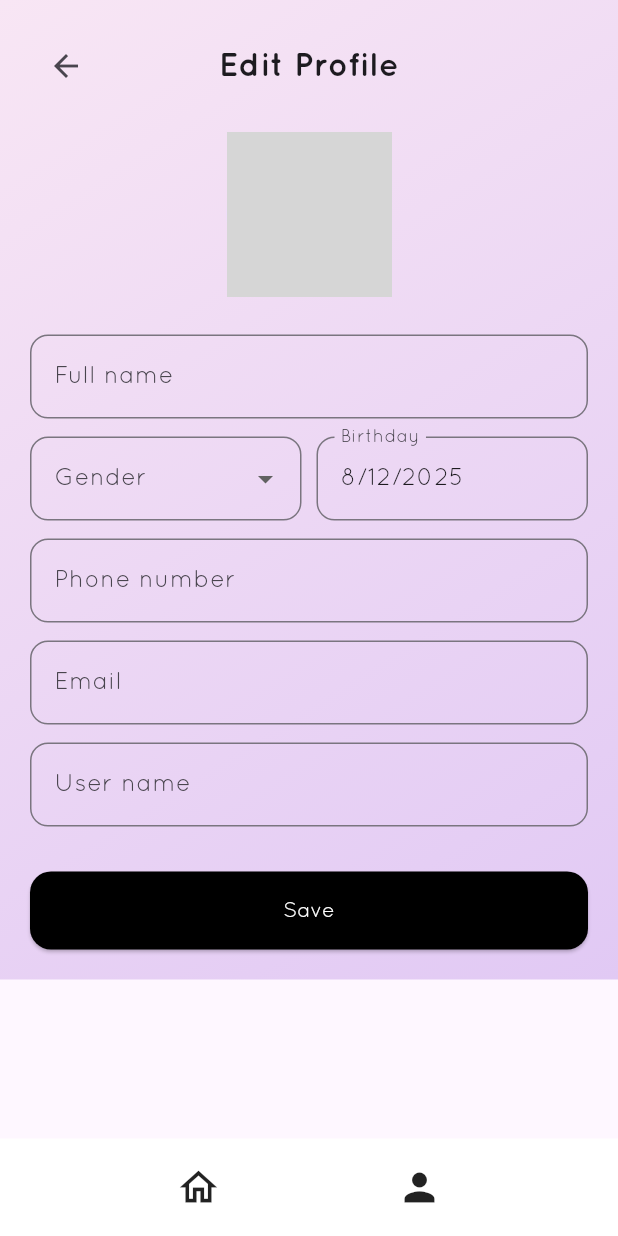
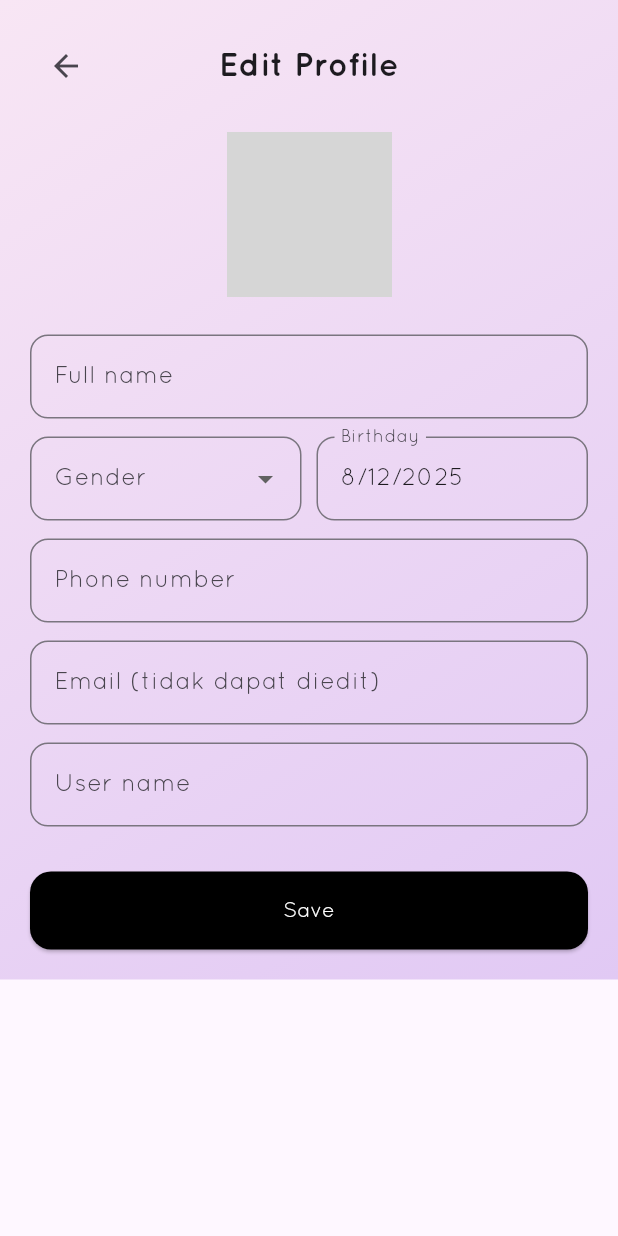
Before and after one commit to zawcompany/MOOD_TRACKER, a Flutter app: the ProfilePage screen opened by its route, after a tap on "Edit Profile", on a phone screen of 412 x 824 dp. Run offline on Flutter 3.47's test engine with Material 3 defaults, Android fonts, the phone set to English and light mode, and no system bars; our stand-ins replace cloud_firestore, firebase_auth, firebase_core; accounts and stored records are empty; grey boxes are pictures that could not be loaded.

Commit message:
perbaiki profile page

```diff
--- a/lib/page/edit_profile_page.dart
+++ b/lib/page/edit_profile_page.dart
@@ -18,6 +18,7 @@ class _EditProfilePageState extends State<EditProfilePage> {
   final TextEditingController _phoneController = TextEditingController();
   final TextEditingController _emailController = TextEditingController();
   final TextEditingController _usernameController = TextEditingController();
+  final TextEditingController _birthdayController = TextEditingController();
 
   String _gender = "Male";
   DateTime? _selectedDate;
@@ -36,13 +37,15 @@ class _EditProfilePageState extends State<EditProfilePage> {
     _phoneController.dispose();
     _emailController.dispose();
     _usernameController.dispose();
+    _birthdayController.dispose();
     super.dispose();
   }
 
   Future<void> _loadUserProfile() async {
     final user = FirebaseAuth.instance.currentUser;
+
     if (user == null) {
-      setState(() => _isProfileLoading = false);
+      if (mounted) setState(() => _isProfileLoading = false);
       return;
     }
 
@@ -51,43 +54,39 @@ class _EditProfilePageState extends State<EditProfilePage> {
 
     try {
       final doc = await _firestore.collection('users').doc(user.uid).get();
-      if (doc.exists) {
-        final data = doc.data();
-        if (data != null) {
-          _phoneController.text = data['phone'] ?? '';
-          _gender = data['gender'] ?? 'Male';
-          _usernameController.text = data['username'] ?? '';
 
-          if (data['birthday'] is Timestamp) {
-            _selectedDate = (data['birthday'] as Timestamp).toDate();
-          }
+      if (doc.exists && doc.data() != null) {
+        final data = doc.data()!;
+        _phoneController.text = data['phone'] ?? '';
+        _gender = data['gender'] ?? 'Male';
+        _usernameController.text = data['username'] ?? '';
+
+        if (data['birthday'] is Timestamp) {
+          _selectedDate = (data['birthday'] as Timestamp).toDate();
+          _birthdayController.text =
+              "${_selectedDate!.day}/${_selectedDate!.month}/${_selectedDate!.year}";
         }
       }
     } catch (e) {
-      print("Error loading profile data: $e");
+      debugPrint("Error loading profile data: $e");
     } finally {
-      setState(() => _isProfileLoading = false);
+      if (mounted) setState(() => _isProfileLoading = false);
     }
   }
 
-  void _handleSave() async {
-    if (_nameController.text.trim().isEmpty ||
-        _emailController.text.trim().isEmpty) {
+  Future<void> _handleSave() async {
+    if (_nameController.text.trim().isEmpty) {
+      if (!mounted) return;
       ScaffoldMessenger.of(context).showSnackBar(
-        const SnackBar(content: Text('Nama dan Email tidak boleh kosong.')),
+        const SnackBar(content: Text('Nama tidak boleh kosong.')),
       );
       return;
     }
 
-    setState(() {
-      _isLoading = true;
-    });
+    final user = FirebaseAuth.instance.currentUser;
+    if (user == null) return;
 
-    final user = FirebaseAuth.instance.currentUser;
-    if (user == null) {
-      setState(() => _isLoading = false);
-      return;
-    }
+    if (mounted) setState(() => _isLoading = true);
 
     try {
       await _authService.updateUserData(
@@ -103,20 +102,35 @@ class _EditProfilePageState extends State<EditProfilePage> {
             _selectedDate != null ? Timestamp.fromDate(_selectedDate!) : null,
       });
 
+      if (!mounted) return;
       Navigator.pop(context);
 
       ScaffoldMessenger.of(context).showSnackBar(
         const SnackBar(content: Text('Profil berhasil diperbarui!')),
       );
     } catch (e) {
+      if (!mounted) return;
       ScaffoldMessenger.of(context).showSnackBar(
-        SnackBar(
-            content: Text(
-                'Gagal memperbarui profil: ${e.toString().replaceFirst('Exception: ', '')}')),
+        SnackBar(content: Text('Gagal memperbarui profil: $e')),
       );
     } finally {
+      if (mounted) setState(() => _isLoading = false);
+    }
+  }
+
+  Future<void> _pickBirthday() async {
+    final pick = await showDatePicker(
+      context: context,
+      initialDate: _selectedDate ?? DateTime(2003),
+      firstDate: DateTime(1950),
+      lastDate: DateTime(2030),
+    );
+
+    if (pick != null && mounted) {
       setState(() {
-        _isLoading = false;
+        _selectedDate = pick;
+        _birthdayController.text =
+            "${pick.day}/${pick.month}/${pick.year}";
       });
     }
   }
@@ -130,7 +144,6 @@ class _EditProfilePageState extends State<EditProfilePage> {
     }
 
     return Scaffold(
-      bottomNavigationBar: _bottomNav(),
       body: Container(
         decoration: _bgGradient(),
         child: SafeArea(
@@ -155,6 +168,7 @@ class _EditProfilePageState extends State<EditProfilePage> {
                     const SizedBox(width: 48),
                   ],
                 ),
+
                 const SizedBox(height: 20),
 
                 Stack(
@@ -189,7 +203,8 @@ class _EditProfilePageState extends State<EditProfilePage> {
                   children: [
                     Expanded(
                       child: DropdownButtonFormField<String>(
-                        value: _gender,
+                        initialValue: _gender,
+
                         items: const [
                           DropdownMenuItem(value: "Male", child: Text("Male")),
                           DropdownMenuItem(
@@ -202,13 +217,9 @@ class _EditProfilePageState extends State<EditProfilePage> {
                     const SizedBox(width: 10),
                     Expanded(
                       child: TextFormField(
+                        controller: _birthdayController,
                         readOnly: true,
                         decoration: _inputDec("Birthday"),
-                        controller: TextEditingController(
-                          text: _selectedDate == null
-                              ? "Pilih Tanggal"
-                              : "${_selectedDate!.day}/${_selectedDate!.month}/${_selectedDate!.year}",
-                        ),
                         onTap: _pickBirthday,
                       ),
                     ),
@@ -218,7 +229,13 @@ class _EditProfilePageState extends State<EditProfilePage> {
                 const SizedBox(height: 12),
                 _input("Phone number", _phoneController),
                 const SizedBox(height: 12),
-                _input("Email", _emailController),
+
+                TextField(
+                  controller: _emailController,
+                  readOnly: true,
+                  decoration: _inputDec("Email (tidak dapat diedit)"),
+                ),
+
                 const SizedBox(height: 12),
                 _input("User name", _usernameController),
 
@@ -235,8 +252,7 @@ class _EditProfilePageState extends State<EditProfilePage> {
                       ),
                       foregroundColor: Colors.white,
                     ),
-                    onPressed:
-                        _isLoading || _isProfileLoading ? null : _handleSave,
+                    onPressed: _isLoading ? null : _handleSave,
                     child: _isLoading
                         ? const SizedBox(
                             height: 20,
@@ -270,40 +286,13 @@ class _EditProfilePageState extends State<EditProfilePage> {
     );
   }
 
-  _pickBirthday() async {
-    final pick = await showDatePicker(
-      context: context,
-      initialDate: _selectedDate ?? DateTime(2003),
-      firstDate: DateTime(1950),
-      lastDate: DateTime(2030),
-    );
-    if (pick != null) setState(() => _selectedDate = pick);
-  }
-
   BoxDecoration _bgGradient() {
     return const BoxDecoration(
       gradient: LinearGradient(
-        colors: [
-          Color(0xFFF8E6F4),
-          Color(0xFFE1C9F4),
-        ],
+        colors: [Color(0xFFF8E6F4), Color(0xFFE1C9F4)],
         begin: Alignment.topLeft,
         end: Alignment.bottomRight,
       ),
     );
   }
-
-  Widget _bottomNav() {
-    return Container(
-      height: 65,
-      decoration: const BoxDecoration(color: Colors.white),
-      child: Row(
-        mainAxisAlignment: MainAxisAlignment.spaceEvenly,
-        children: const [
-          Icon(Icons.home_outlined, size: 30),
-          Icon(Icons.person, size: 30),
-        ],
-      ),
-    );
-  }
 }
--- a/lib/page/profile_page.dart
+++ b/lib/page/profile_page.dart
@@ -4,10 +4,46 @@ import '../../services/auth_service.dart';
 import '../page/edit_profile_page.dart';
 import '../page/change_password_page.dart';
 import '../page/logout_dialog.dart';
-import 'package:mood_tracker/page/widgets/custom_navbar.dart';
+// import 'package:mood_tracker/page/widgets/custom_navbar.dart';
 
 class ProfilePage extends StatelessWidget {
   const ProfilePage({super.key});
+
+  // Helper method untuk memformat tanggal
+  String _formatDate(DateTime? date) {
+    if (date == null) return 'N/A';
+    // Format tanggal ke DD/MM/YYYY
+    return DateFormat('dd/MM/yyyy').format(date);
+  }
+
+  // Helper method untuk membangun satu baris detail profil
+  Widget _buildProfileDetailRow(String label, String value, IconData icon) {
+    return Padding(
+      padding: const EdgeInsets.only(bottom: 16.0),
+      child: Row(
+        crossAxisAlignment: CrossAxisAlignment.start,
+        children: [
+          Icon(icon, color: Colors.black54, size: 24),
+          const SizedBox(width: 15),
+          Column(
+            crossAxisAlignment: CrossAxisAlignment.start,
+            children: [
+              Text(
+                label,
+                style: const TextStyle(fontSize: 12, color: Colors.black54),
+              ),
+              const SizedBox(height: 2),
+              Text(
+                // Menampilkan "N/A" jika nilai kosong
+                value.isEmpty ? "N/A" : value,
+                style: const TextStyle(fontSize: 16, fontWeight: FontWeight.w500),
+              ),
+            ],
+          ),
+        ],
+      ),
+    );
+  }
 
   @override
   Widget build(BuildContext context) {
@@ -100,11 +136,49 @@ class ProfilePage extends StatelessWidget {
 
           const SizedBox(height: 30),
 
+          // --- Bagian Detail Profil BARU ---
+          Container(
+            margin: const EdgeInsets.symmetric(horizontal: 25),
+            padding: const EdgeInsets.all(20),
+            decoration: BoxDecoration(
+              color: const Color(0xCCFFFFFF),
+              borderRadius: BorderRadius.circular(14),
+              boxShadow: [
+                BoxShadow(
+                  color: const Color(0x0D000000),
+                  spreadRadius: 1,
+                  blurRadius: 5,
+                  offset: const Offset(0, 3),
+                ),
+              ],
+            ),
+            child: Column(
+              children: [
+                // Email
+                _buildProfileDetailRow(
+                    "Email", data.email, Icons.email_outlined),
+                // Nomor Telepon
+                _buildProfileDetailRow(
+                    "Nomor Telepon", data.phone ?? 'N/A', Icons.phone_outlined),
+                // Jenis Kelamin
+                _buildProfileDetailRow(
+                    "Jenis Kelamin", data.gender ?? 'N/A', Icons.person_outline),
+                // Tanggal Lahir
+                _buildProfileDetailRow(
+                    "Tanggal Lahir", _formatDate(data.birthday), Icons.calendar_today_outlined),
+              ],
+            ),
+          ),
+
+          const SizedBox(height: 30),
+          // ---------------------------------
+
+          // Bagian Action Buttons yang sudah ada
           Container(
             margin: const EdgeInsets.symmetric(horizontal: 25),
             padding: const EdgeInsets.all(16),
             decoration: BoxDecoration(
-              color: Colors.white.withOpacity(0.8),
+              color: const Color(0xCCFFFFFF),
               borderRadius: BorderRadius.circular(14),
             ),
             child: Column(
@@ -136,6 +210,7 @@ class ProfilePage extends StatelessWidget {
               ],
             ),
           ),
+          const SizedBox(height: 20),
         ],
       ),
     );
```
